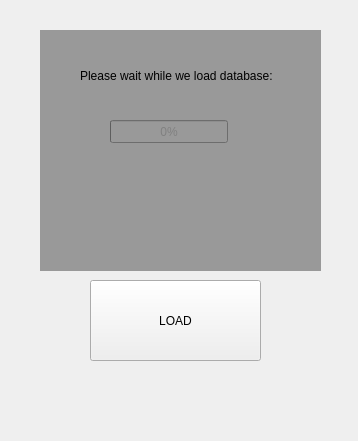
The window that test2/mainwindow.ui (dxqzhuang/CardChecker) describes before a commit, drawn with Qt 5.
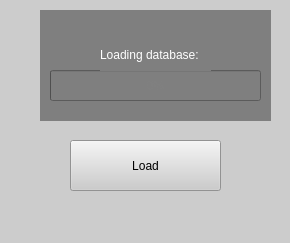
The same window after the commit.

```diff
--- a/test2/mainwindow.ui
+++ b/test2/mainwindow.ui
@@ -6,13 +6,21 @@
    <rect>
     <x>0</x>
     <y>0</y>
-    <width>358</width>
-    <height>441</height>
+    <width>290</width>
+    <height>243</height>
    </rect>
   </property>
+  <property name="font">
+   <font>
+    <family>Apple Braille</family>
+   </font>
+  </property>
   <property name="windowTitle">
    <string>MainWindow</string>
   </property>
+  <property name="styleSheet">
+   <string notr="true">background-color: rgb(204, 204, 204);</string>
+  </property>
   <widget class="QWidget" name="centralWidget">
    <widget class="QPushButton" name="window1_check_btn">
     <property name="enabled">
@@ -20,14 +28,17 @@
     </property>
     <property name="geometry">
      <rect>
-      <x>90</x>
-      <y>70</y>
-      <width>171</width>
-      <height>81</height>
+      <x>70</x>
+      <y>10</y>
+      <width>151</width>
+      <height>51</height>
      </rect>
     </property>
+    <property name="styleSheet">
+     <string notr="true">color: rgb(0, 0, 0);</string>
+    </property>
     <property name="text">
-     <string>check</string>
+     <string>Check</string>
     </property>
    </widget>
    <widget class="QPushButton" name="window1_generate_btn">
@@ -36,51 +47,54 @@
     </property>
     <property name="geometry">
      <rect>
-      <x>90</x>
-      <y>170</y>
-      <width>171</width>
-      <height>81</height>
+      <x>70</x>
+      <y>70</y>
+      <width>151</width>
+      <height>51</height>
      </rect>
     </property>
+    <property name="styleSheet">
+     <string notr="true">color: rgb(0, 0, 0);</string>
+    </property>
     <property name="text">
-     <string>generate</string>
+     <string>Generate</string>
     </property>
    </widget>
    <widget class="QPushButton" name="window1_load_btn">
     <property name="geometry">
      <rect>
-      <x>90</x>
-      <y>280</y>
-      <width>171</width>
-      <height>81</height>
+      <x>70</x>
+      <y>140</y>
+      <width>151</width>
+      <height>51</height>
      </rect>
     </property>
     <property name="text">
-     <string>LOAD</string>
+     <string>Load</string>
     </property>
    </widget>
    <widget class="QWidget" name="window1_progress_box" native="true">
     <property name="geometry">
      <rect>
       <x>40</x>
-      <y>30</y>
-      <width>281</width>
-      <height>241</height>
+      <y>10</y>
+      <width>231</width>
+      <height>111</height>
      </rect>
     </property>
     <property name="autoFillBackground">
      <bool>false</bool>
     </property>
     <property name="styleSheet">
-     <string notr="true">background-color: rgb(153, 153, 153);</string>
+     <string notr="true">background-color: rgb(127, 127, 127);</string>
     </property>
     <widget class="QProgressBar" name="window1_progress_bar">
      <property name="geometry">
       <rect>
-       <x>70</x>
-       <y>90</y>
-       <width>118</width>
-       <height>23</height>
+       <x>10</x>
+       <y>60</y>
+       <width>211</width>
+       <height>31</height>
       </rect>
      </property>
      <property name="autoFillBackground">
@@ -96,14 +110,14 @@
     <widget class="QLabel" name="label">
      <property name="geometry">
       <rect>
-       <x>40</x>
+       <x>60</x>
        <y>30</y>
-       <width>221</width>
+       <width>111</width>
        <height>31</height>
       </rect>
      </property>
      <property name="text">
-      <string>Please wait while we load database:</string>
+      <string>&lt;html&gt;&lt;head/&gt;&lt;body&gt;&lt;p&gt;&lt;span style=&quot; color:#ffffff;&quot;&gt;Loading database:&lt;/span&gt;&lt;/p&gt;&lt;/body&gt;&lt;/html&gt;</string>
      </property>
     </widget>
    </widget>
```
Left out of the diff: 2 changed lines with no effect on the pictures.
